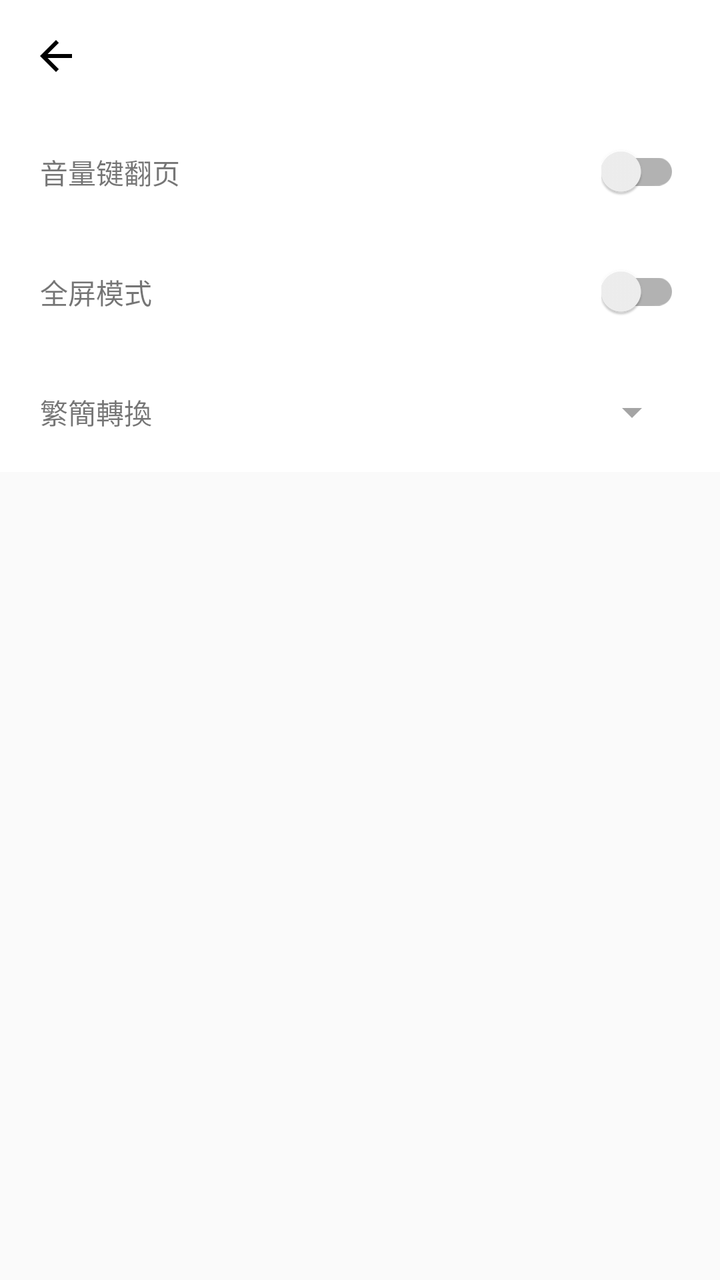
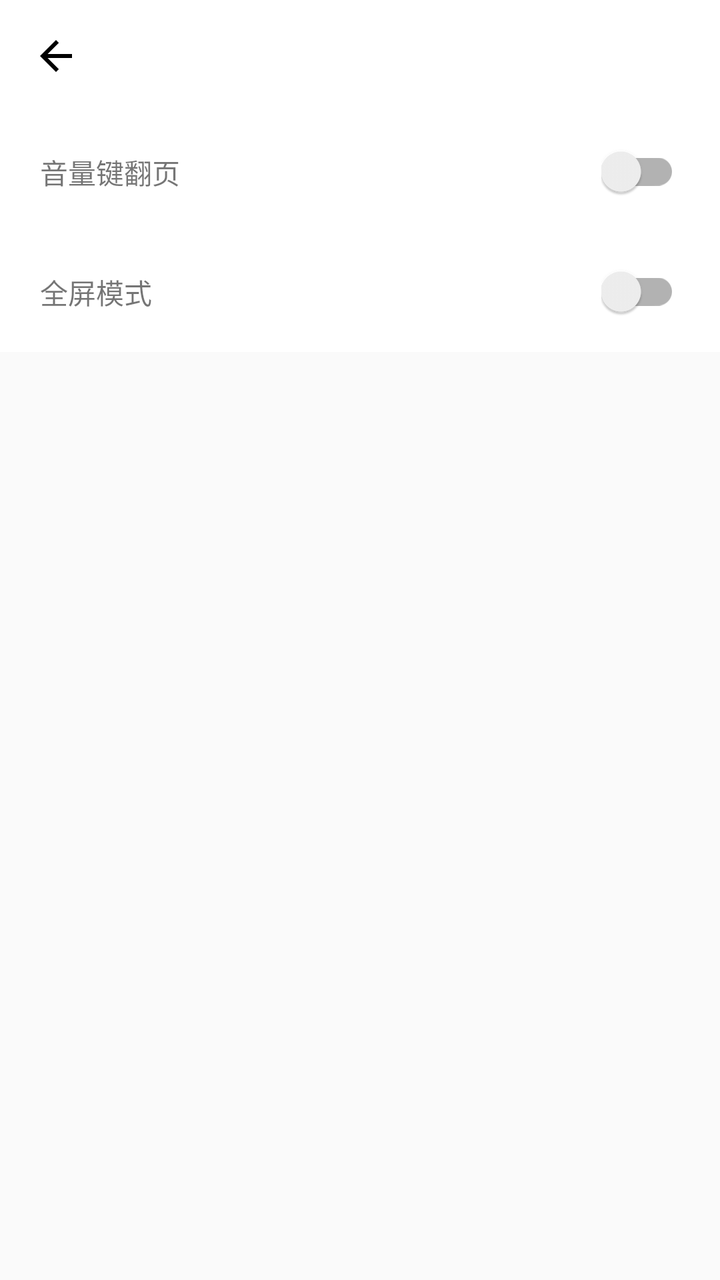

Compare the two renders of this Android layout. The source of the first and the diff that turns it into the second are given below.
<!-- AndroidManifest.xml: application theme AppTheme -->
<!-- res/layout/activity_more_setting.xml -->
<?xml version="1.0" encoding="utf-8"?>
<LinearLayout xmlns:android="http://schemas.android.com/apk/res/android"
    xmlns:app="http://schemas.android.com/apk/res-auto"
    android:layout_width="match_parent"
    android:layout_height="match_parent"
    android:orientation="vertical">

    <androidx.appcompat.widget.Toolbar
        android:id="@+id/toolbar"
        android:layout_width="match_parent"
        android:layout_height="?attr/actionBarSize"
        android:background="@color/white"
        app:layout_constraintLeft_toLeftOf="parent"
        app:layout_constraintRight_toRightOf="parent"
        app:layout_constraintTop_toTopOf="parent"
        app:navigationIcon="@drawable/ic_arrow_back_24dp">

        <TextView
            android:id="@+id/tv_toolbar_center_title"
            android:layout_width="wrap_content"
            android:layout_height="wrap_content"
            android:layout_gravity="center_horizontal"
            android:textColor="@color/txt_black_191919"
            android:textSize="@dimen/sp_20"
            android:textStyle="bold" />

    </androidx.appcompat.widget.Toolbar>

    <RelativeLayout
        android:id="@+id/more_setting_rl_volume"
        android:layout_width="match_parent"
        android:layout_height="60dp"
        android:background="@drawable/selector_common_bg"
        android:gravity="center"
        android:paddingLeft="20dp"
        android:paddingRight="20dp">

        <TextView
            android:layout_width="wrap_content"
            android:layout_height="wrap_content"
            android:layout_centerVertical="true"
            android:text="音量键翻页"
            android:textSize="14sp" />

        <com.google.android.material.switchmaterial.SwitchMaterial
            android:id="@+id/more_setting_sc_volume"
            android:layout_width="wrap_content"
            android:layout_height="wrap_content"
            android:layout_alignParentRight="true"
            android:layout_centerVertical="true"
            android:clickable="false"
            android:longClickable="false" />
    </RelativeLayout>

    <RelativeLayout
        android:id="@+id/more_setting_rl_full_screen"
        android:layout_width="match_parent"
        android:layout_height="60dp"
        android:background="@drawable/selector_common_bg"
        android:gravity="center"
        android:paddingLeft="20dp"
        android:paddingRight="20dp">

        <TextView
            android:layout_width="wrap_content"
            android:layout_height="wrap_content"
            android:layout_centerVertical="true"
            android:text="全屏模式"
            android:textSize="14sp" />

        <com.google.android.material.switchmaterial.SwitchMaterial
            android:id="@+id/more_setting_sc_full_screen"
            android:layout_width="wrap_content"
            android:layout_height="wrap_content"
            android:layout_alignParentRight="true"
            android:layout_centerVertical="true"
            android:clickable="false"
            android:longClickable="false" />
    </RelativeLayout>

    <LinearLayout
        android:id="@+id/more_setting_rl_convert_type"
        android:layout_width="match_parent"
        android:layout_height="60dp"
        android:background="@drawable/selector_common_bg"
        android:gravity="center"
        android:orientation="horizontal"
        android:paddingLeft="20dp"
        android:paddingRight="20dp">

        <TextView
            android:layout_width="wrap_content"
            android:layout_height="wrap_content"
            android:text="繁簡轉換"
            android:textSize="14sp" />

        <androidx.appcompat.widget.AppCompatSpinner
            android:id="@+id/more_setting_sc_convert_type"
            android:layout_width="0dp"
            android:layout_height="wrap_content"
            android:layout_weight="1"
            android:clickable="false"
            android:longClickable="false"
            android:textSize="14sp" />
    </LinearLayout>
</LinearLayout>
<!-- resources referenced by this layout -->
<resources>
  <color name="txt_black_191919">#191919</color>
  <color name="white">#ffffff</color>
  <dimen name="sp_20">20sp</dimen>
  <!-- drawable ic_arrow_back_24dp (drawable) -->
  <vector xmlns:android="http://schemas.android.com/apk/res/android"
      android:width="24dp"
      android:height="24dp"
      android:tint="#000000"
      android:viewportWidth="24.0"
      android:viewportHeight="24.0">
      <path
          android:fillColor="#FF000000"
          android:pathData="M20,11H7.83l5.59,-5.59L12,4l-8,8 8,8 1.41,-1.41L7.83,13H20v-2z" />
  </vector>
  <!-- drawable selector_common_bg (drawable) -->
  <?xml version="1.0" encoding="utf-8"?>
  <selector xmlns:android="http://schemas.android.com/apk/res/android">
      <item android:drawable="@color/hl_widget_button_selected" android:state_pressed="true" />
      <item android:drawable="@color/hl_widget_button_selected" android:state_selected="true" />
  
      <item android:drawable="@color/hl_widget_button_normal" />
  </selector>
  <style name="AppTheme" parent="Theme.AppCompat.Light.NoActionBar">
          
          <item name="colorPrimary">@color/colorPrimary</item>
          <item name="colorPrimaryDark">@color/colorPrimaryDark</item>
          <item name="colorAccent">@color/colorAccent</item>
  
          <item name="android:colorControlActivated">#FD842A</item>
          <item name="android:colorControlNormal">#A4A4A4</item>
      </style>
  <color name="hl_widget_button_selected">#E3E3E3</color>
  <color name="hl_widget_button_normal">@color/white</color>
  <color name="colorPrimary">#FDF9DD</color>
  <color name="colorPrimaryDark">#FDD34D</color>
  <color name="colorAccent">#FD842A</color>
</resources>

<!-- the commit's change to res/layout/activity_more_setting.xml (unified diff, before → after) -->
@@ -86,7 +86,8 @@
         android:gravity="center"
         android:orientation="horizontal"
         android:paddingLeft="20dp"
-        android:paddingRight="20dp">
+        android:paddingRight="20dp"
+        android:visibility="gone">
 
         <TextView
             android:layout_width="wrap_content"
